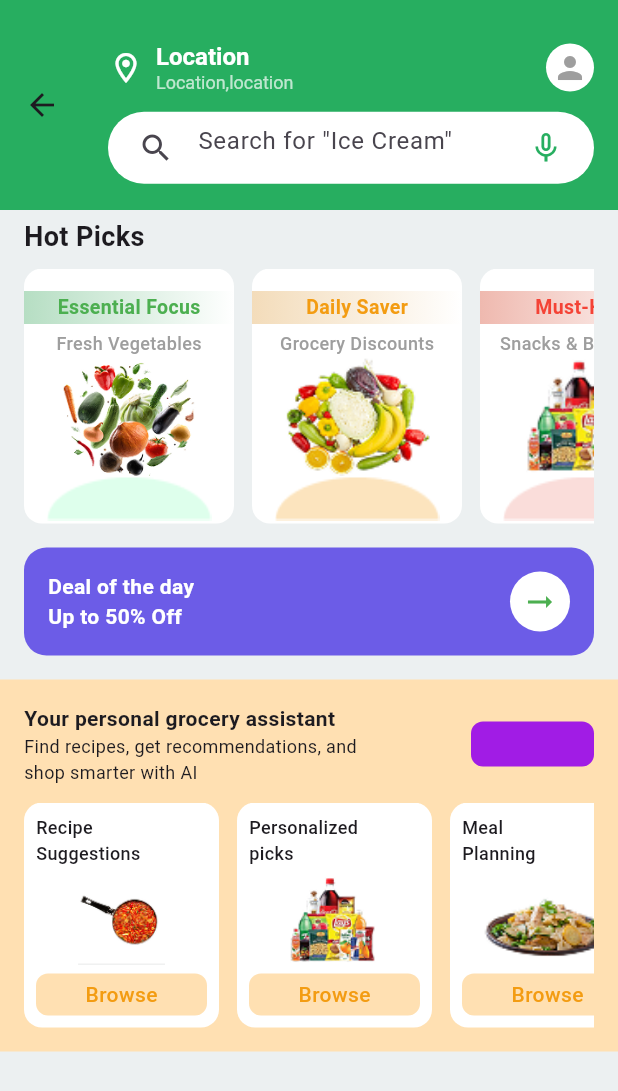
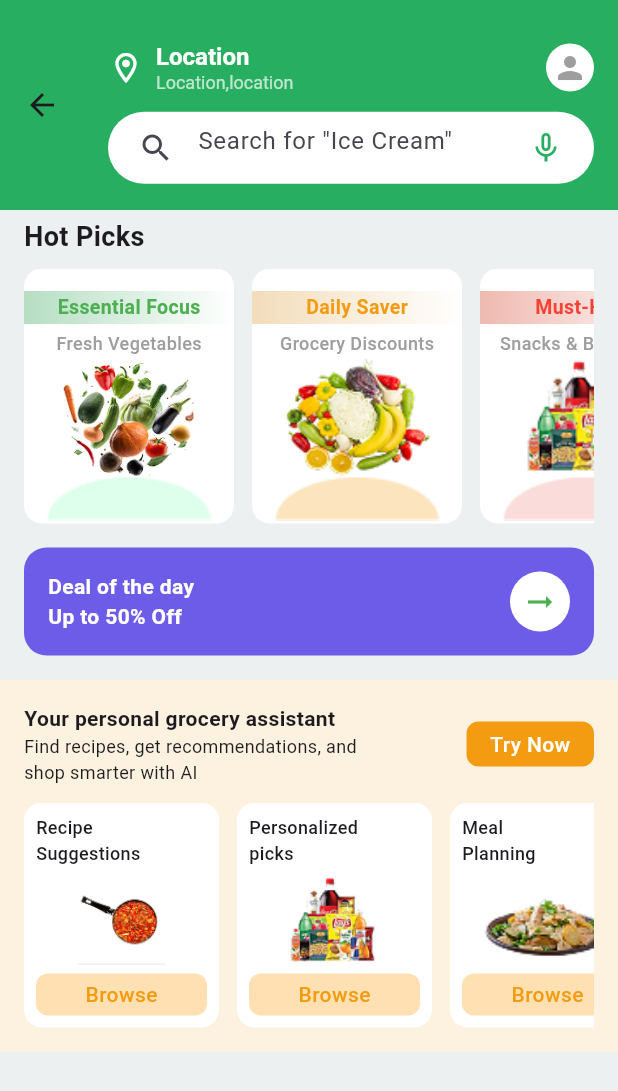
Before and after one commit to pokaktechnologies/supermarket-cust-fe, a Flutter app: the HomePage screen opened directly, on a phone screen of 412 x 824 dp. Shown: the top 1091 px of the screen. Run offline on Flutter 3.47's test engine with Material 3 defaults, Android fonts, the phone set to English and light mode, and no system bars.

Commit message:
try now button added

```diff
--- a/lib/core/themes/app_colors.dart
+++ b/lib/core/themes/app_colors.dart
@@ -25,6 +25,7 @@ class AppColors {
   static const Color softRed = Color.fromARGB(255, 234, 170, 159);
 
   static const purpleAccent = Color(0xFF6C5CE7);
-  static const buttonBrown = Color(0xFFF39C12E7);
+  static const buttonBrown = Color(0xFFF39C12);
+  static const lightBrown = Color(0xFFFDF2DF);
 
 }
--- a/lib/views/home/homePage.dart
+++ b/lib/views/home/homePage.dart
@@ -164,7 +164,7 @@ class HomePage extends StatelessWidget {
                 const SizedBox(height: 16),
                 Container(
                   padding: const EdgeInsets.all(16),
-                  decoration: BoxDecoration(color: Colors.orange.shade100),
+                  decoration: BoxDecoration(color: AppColors.lightBrown),
                   child: Column(
                     crossAxisAlignment: CrossAxisAlignment.start,
                     children: [
@@ -186,10 +186,19 @@ class HomePage extends StatelessWidget {
                           ),
                           Container(
                             height: 30,
-                            width: 82,
+                            width: 85,
                             decoration: BoxDecoration(
                               color: AppColors.buttonBrown,
                               borderRadius: BorderRadius.circular(8),
+                            ),
+                            child: Center(
+                              child: Text(
+                                "Try Now",
+                                style: TextStyle(
+                                  color: AppColors.white,
+                                  fontWeight: FontWeight.w500,
+                                ),
+                              ),
                             ),
                           ),
                         ],
```
